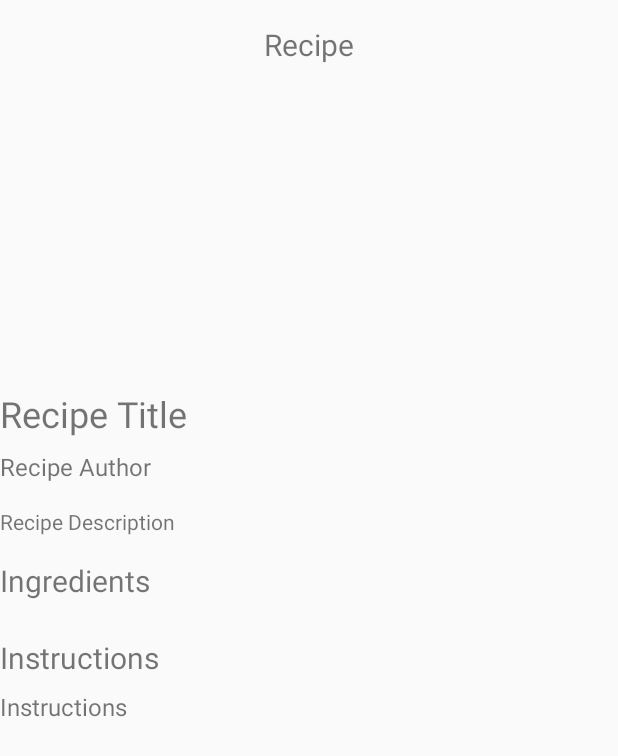
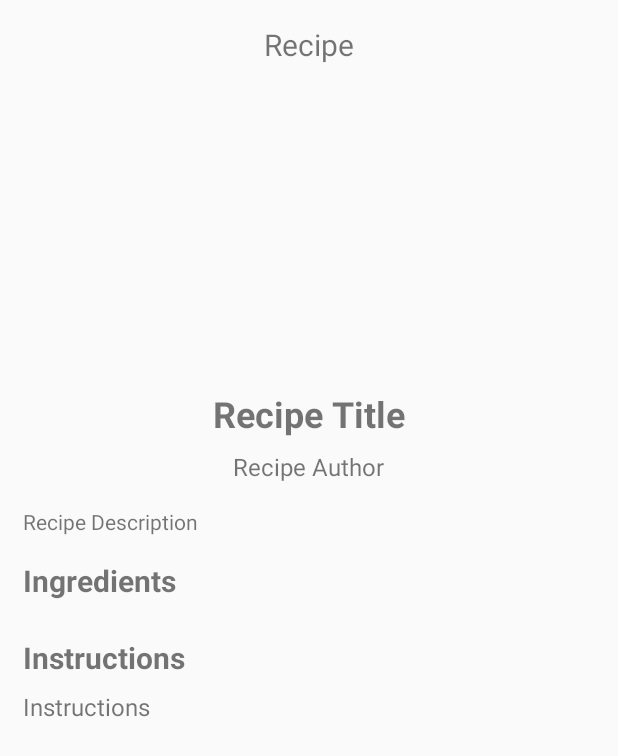
Before and after one commit to CS388-Group1/bite, an Android app built with Jetpack Compose: the RecipeDetailActivity screen opened directly, with no data from a screen before it, on a phone screen of 412 x 824 dp. Shown: the top 756 px of the screen. Run offline under Robolectric (Android 15) with nearby library versions, the phone set to English and light mode, and no system bars; pictures from the network do not load; Roboto replaces fonts that are not available here.

Commit message:
styling recipe detail screen

```diff
--- a/AndroidProject/Bite/app/src/main/java/com/example/bite/RecipeDetailActivity.kt
+++ b/AndroidProject/Bite/app/src/main/java/com/example/bite/RecipeDetailActivity.kt
@@ -32,7 +32,7 @@ class RecipeDetailActivity : AppCompatActivity() {
                 findViewById<TextView>(R.id.recipeLabel).text = "Recipe" // Set recipe label
                 findViewById<TextView>(R.id.recipeTitle).text = recipe.name // Set recipe title
                 findViewById<TextView>(R.id.recipeDescription).text = HtmlCompat.fromHtml(recipe.description, HtmlCompat.FROM_HTML_MODE_LEGACY)
-                findViewById<TextView>(R.id.recipeAuthor).text = recipe.sourceName
+                findViewById<TextView>(R.id.recipeAuthor).text = "By " + recipe.sourceName
                 // Set other recipe details like author, description, and image
                 // Use Glide or any other image loading library to load the image
                 Glide.with(this@RecipeDetailActivity).load(recipe.imageUrl).into(findViewById(R.id.recipeImage))
--- a/AndroidProject/Bite/app/src/main/res/layout/activity_recipe_detail.xml
+++ b/AndroidProject/Bite/app/src/main/res/layout/activity_recipe_detail.xml
@@ -62,7 +62,9 @@
             android:layout_below="@id/recipeImage"
             android:layout_marginTop="16dp"
             android:text="Recipe Title"
-            android:textSize="24sp" />
+            android:textStyle="bold"
+            android:textSize="24sp"
+            android:layout_centerHorizontal="true"/>
 
         <!-- Recipe Author -->
         <TextView
@@ -72,7 +74,8 @@
             android:layout_below="@id/recipeTitle"
             android:layout_marginTop="8dp"
             android:text="Recipe Author"
-            android:textSize="16sp" />
+            android:textSize="16sp"
+            android:layout_centerHorizontal="true"/>
 
         <!-- Recipe Description -->
         <TextView
@@ -81,7 +84,9 @@
             android:layout_height="wrap_content"
             android:layout_below="@id/recipeAuthor"
             android:layout_marginTop="16dp"
-            android:text="Recipe Description" />
+            android:text="Recipe Description"
+            android:layout_marginRight="15dp"
+            android:layout_marginLeft="15dp"/>
 
         <!-- Ingredients Section -->
         <TextView
@@ -91,7 +96,10 @@
             android:layout_below="@id/recipeDescription"
             android:layout_marginTop="16dp"
             android:text="Ingredients"
-            android:textSize="20sp" />
+            android:textSize="20sp"
+            android:textStyle="bold"
+            android:layout_marginRight="15dp"
+            android:layout_marginLeft="15dp"/>
 
         <!-- Ingredients List -->
         <androidx.recyclerview.widget.RecyclerView
@@ -109,7 +117,10 @@
             android:layout_below="@id/ingredientsRecyclerView"
             android:layout_marginTop="16dp"
             android:text="Instructions"
-            android:textSize="20sp" />
+            android:textStyle="bold"
+            android:textSize="20sp"
+            android:layout_marginRight="15dp"
+            android:layout_marginLeft="15dp"/>
 
         <TextView
             android:id="@+id/recipeInstructions"
@@ -118,7 +129,9 @@
             android:layout_below="@id/instructionsTitle"
             android:layout_marginTop="8dp"
             android:text="Instructions"
-            android:textSize="16dp" />
+            android:textSize="16dp"
+            android:layout_marginRight="15dp"
+            android:layout_marginLeft="15dp"/>
 
 
     </RelativeLayout>
```
